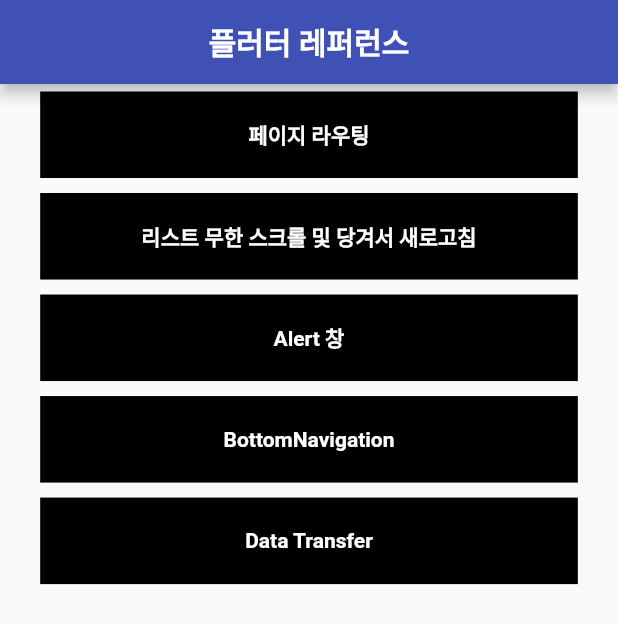
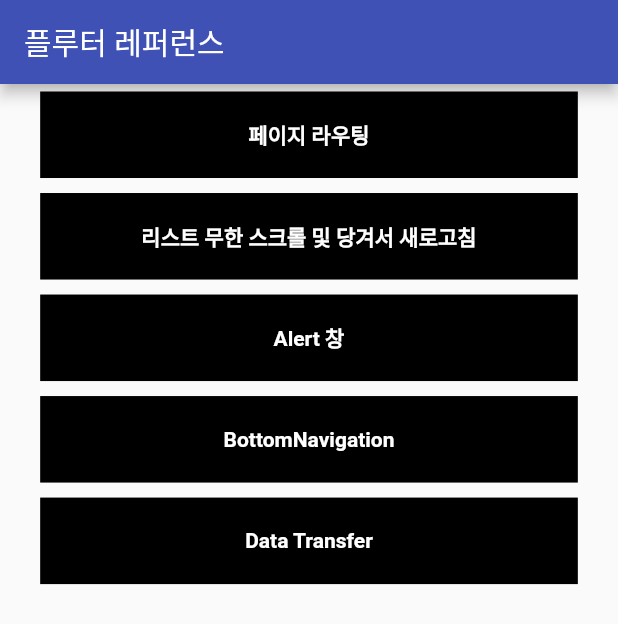
Before and after one commit to jung410/flutter_package, a Flutter app: the screen it shows after launch, on a phone screen of 412 x 824 dp. Shown: the top 624 px of the screen. Run offline on Flutter 3.47's test engine with Material 2 defaults, Android fonts, the phone set to English and light mode, and no system bars; our stand-ins replace get.

Commit message:
feat : page route를 getX의 route 방식으로 수정, main page를 별도로 분리시킴

```diff
--- a/lib/main.dart
+++ b/lib/main.dart
@@ -1,4 +1,5 @@
 import 'package:flutter/material.dart';
+import 'package:flutter_package/route/app_pages.dart';
 import 'package:flutter_package/views/alert/alert_screen.dart';
 import 'package:get/get.dart';
 
@@ -16,71 +17,9 @@ class MyApp extends StatelessWidget {
       theme: ThemeData(
         primarySwatch: Colors.indigo,
       ),
-      home: MyHomePage(title: '플러터 레퍼런스'),
+      initialRoute: AppPages.INITIAL,
+      getPages: AppPages.routes,
+      // home: MyHomePage(title: '플러터 레퍼런스'),
     );
   }
 }
-
-class MyHomePage extends StatefulWidget {
-  MyHomePage({Key? key, required this.title}) : super(key: key);
-
-  final String title;
-
-  @override
-  _MyHomePageState createState() => _MyHomePageState();
-}
-
-class _MyHomePageState extends State<MyHomePage> {
-  @override
-  Widget build(BuildContext context) {
-    return Scaffold(
-      appBar: AppBar(
-        centerTitle: true,
-        title: Text(
-          widget.title,
-          style: TextStyle(fontWeight: FontWeight.bold),
-        ),
-      ),
-      body: SingleChildScrollView(
-        child: Column(
-          children: [
-            _buildMainButton('페이지 라우팅', () {
-              Get.to(AlertScreen());
-            }),
-            _buildMainButton('리스트 무한 스크롤 및 당겨서 새로고침', () {
-              Get.to(AlertScreen());
-            }),
-            _buildMainButton('Alert 창', () {
-              Get.to(AlertScreen());
-            }),
-            _buildMainButton('BottomNavigation', () {
-              Get.to(AlertScreen());
-            }),
-            _buildMainButton('Data Transfer', () {
-              Get.to(AlertScreen());
-            }),
-          ],
-        ),
-      ),
-    );
-  }
-
-  Widget _buildMainButton(String text, VoidCallback onTap) {
-    return GestureDetector(
-      onTap: onTap,
-      child: Center(
-        child: Container(
-          margin: EdgeInsets.symmetric(vertical: 5.0),
-          alignment: Alignment.center,
-          color: Colors.black,
-          width: Get.width * 0.87,
-          height: Get.height * 0.07,
-          child: Text(
-            text,
-            style: TextStyle(color: Colors.white, fontWeight: FontWeight.bold),
-          ),
-        ),
-      ),
-    );
-  }
-}
--- /dev/null
+++ b/lib/route/app_pages.dart
@@ -0,0 +1,12 @@
+import 'package:flutter_package/main.dart';
+import 'package:flutter_package/views/alert/alert_screen.dart';
+import 'package:flutter_package/views/main/main_screen.dart';
+import 'package:get/get.dart';
+
+class AppPages {
+  static const INITIAL = '/main';
+  static final routes = [
+    GetPage(name: MainScreen.routeName, page: () => MainScreen()),
+    GetPage(name: '/alert', page: () => AlertScreen())
+  ];
+}
--- a/lib/views/alert/alert_screen.dart
+++ b/lib/views/alert/alert_screen.dart
@@ -3,7 +3,7 @@ import 'package:flutter/material.dart';
 import 'components/body.dart';
 
 class AlertScreen extends StatelessWidget {
-  // static String routeName = "/alert";
+  static String routeName = "/alert";
 
   @override
   Widget build(BuildContext context) {
--- /dev/null
+++ b/lib/views/main/components/body.dart
@@ -0,0 +1,48 @@
+import 'package:flutter/material.dart';
+import 'package:get/get.dart';
+
+class Body extends StatelessWidget {
+  @override
+  Widget build(BuildContext context) {
+    return SingleChildScrollView(
+        child: Column(
+          children: [
+            _buildMainButton('페이지 라우팅', () {
+              Get.toNamed('/alert');
+            }),
+            _buildMainButton('리스트 무한 스크롤 및 당겨서 새로고침', () {
+              Get.toNamed('/alert');
+            }),
+            _buildMainButton('Alert 창', () {
+              Get.toNamed('/alert');
+            }),
+            _buildMainButton('BottomNavigation', () {
+              Get.toNamed('/alert');
+            }),
+            _buildMainButton('Data Transfer', () {
+              Get.toNamed('/alert');
+            }),
+          ],
+        ),
+      );
+  }
+
+  Widget _buildMainButton(String text, VoidCallback? onTap) {
+    return GestureDetector(
+      onTap: onTap,
+      child: Center(
+        child: Container(
+          margin: EdgeInsets.symmetric(vertical: 5.0),
+          alignment: Alignment.center,
+          color: Colors.black,
+          width: Get.width * 0.87,
+          height: Get.height * 0.07,
+          child: Text(
+            text,
+            style: TextStyle(color: Colors.white, fontWeight: FontWeight.bold),
+          ),
+        ),
+      ),
+    );
+  }
+}
--- /dev/null
+++ b/lib/views/main/main_screen.dart
@@ -0,0 +1,21 @@
+import 'package:flutter/material.dart';
+import 'package:flutter_package/views/main/components/body.dart';
+import 'package:get/get.dart';
+
+class MainScreen extends StatelessWidget {
+  static String routeName = "/main";
+
+  @override
+  Widget build(BuildContext context) {
+    // return DefaultNonTitleHaveBottomAppbarLayout(
+    //   title: '',
+    //   child: SafeArea(child: Body()),
+    // );
+    return Scaffold(
+      appBar: AppBar(
+        title: Text("플루터 레퍼런스"),
+      ),
+      body: Body(),
+    );
+  }
+}
```
